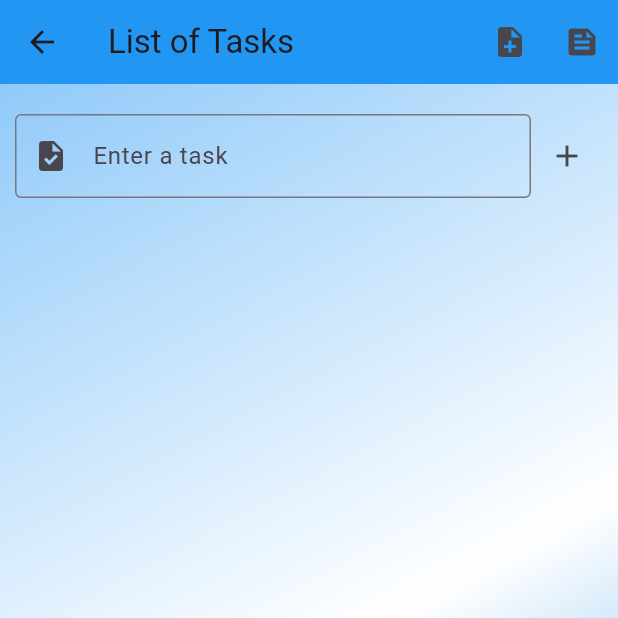
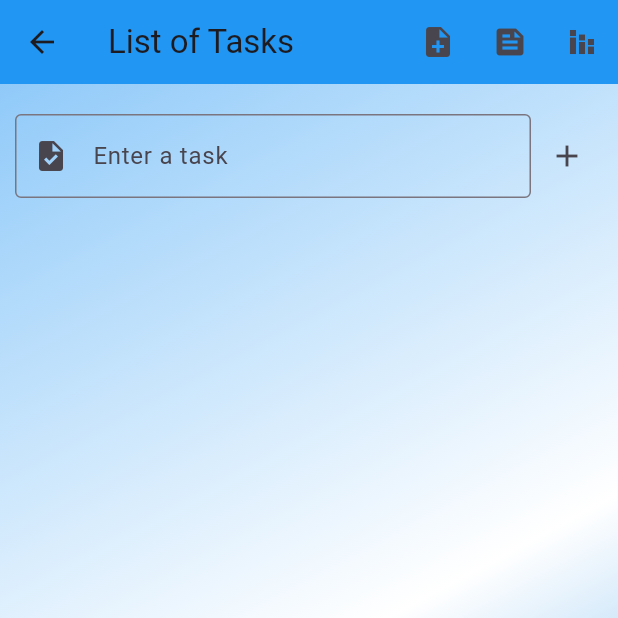
Before and after one commit to ShraddhaDeshmukh10/Training-peroid-app, a Flutter app: the screen it shows after launch, on a phone screen of 412 x 824 dp, the top half of it. Run offline on Flutter 3.47's test engine with Material 3 defaults, Android fonts, the phone set to English and light mode, and no system bars; our stand-ins replace fluttertoast.

Commit message:
Added different folder in view to avoid confusion

```diff
--- a/lib/Resources/route.dart
+++ b/lib/Resources/route.dart
@@ -3,7 +3,7 @@ class Routes {
 
   static const String addnote = '/addnote';
 
-  static const String parameterizedroute = '/Parametrized';
+  static const String stackflexible = '/Parametrized';
 
   static const String userform = '/userform';
 }
--- a/lib/View/home_one.dart
+++ b/lib/View/Demo/home_one.dart
@@ -40,11 +40,11 @@ class _Home_OneState extends State<Home_One> {
               onPressed: () {
                 // Navigator.pushNamedAndRemoveUntil(
                 //     context,
-                //     Routes.parameterizedroute,
+                //     Routes.stackflexible,
                 //     arguments:
                 //         "Hello , I am Shraddha. Passed this through Argument",
                 //     (route) => false);
-                Navigator.pushNamed(context, Routes.parameterizedroute);
+                Navigator.pushNamed(context, Routes.stackflexible);
               },
               child: const Text("Parameterized Route"),
             ),
--- a/lib/View/home_two.dart
+++ b/lib/View/Demo/home_two.dart
@@ -1,6 +1,6 @@
 import 'package:flutter/material.dart';
 import 'package:trail_demo/Resources/route.dart';
-import 'package:trail_demo/View/home_three.dart';
+import 'package:trail_demo/View/Demo/home_three.dart';
 
 class Home_Two extends StatelessWidget {
   const Home_Two({super.key});
--- a/lib/View/ToDO_App/home_screen.dart
+++ b/lib/View/ToDO_App/home_screen.dart
@@ -29,7 +29,12 @@ class _HomeScreenState extends State<HomeScreen> {
               onPressed: () {
                 Navigator.pushNamed(context, Routes.userform);
               },
-              icon: Icon(Icons.feed))
+              icon: Icon(Icons.feed)),
+          IconButton(
+              onPressed: () {
+                Navigator.pushNamed(context, Routes.stackflexible);
+              },
+              icon: Icon(Icons.stacked_bar_chart))
         ],
       ),
       body: Container(
--- a/lib/main.dart
+++ b/lib/main.dart
@@ -2,10 +2,11 @@ import 'package:flutter/material.dart';
 import 'package:trail_demo/Resources/route.dart';
 import 'package:trail_demo/View/ToDO_App/add_note.dart';
 import 'package:trail_demo/View/ToDO_App/home_screen.dart';
+import 'package:trail_demo/View/ToDO_App/stack.dart';
 import 'package:trail_demo/View/ToDO_App/user_details.dart';
-import 'package:trail_demo/View/home_one.dart';
-import 'package:trail_demo/View/home_two.dart';
-import 'View/Parameterized_Route.dart';
+import 'package:trail_demo/View/Demo/home_one.dart';
+import 'package:trail_demo/View/Demo/home_two.dart';
+import 'View/Demo/Parameterized_Route.dart';
 
 void main() {
   runApp(const MyApp());
@@ -28,12 +29,12 @@ class MyApp extends StatelessWidget {
       routes: {
         Routes.homescreen: (context) => const HomeScreen(),
         Routes.addnote: (context) => const AddNote(),
-        Routes.parameterizedroute: (context) => const Parameterized_Route(),
+        Routes.stackflexible: (context) => const Stack_flexible(),
         Routes.userform: (context) => const User_Details_Feedbackform(),
       },
       onGenerateRoute: (settings) {
         switch (settings.name) {
-          case Routes.parameterizedroute:
+          case Routes.stackflexible:
             {
               final args = settings.arguments as String;
               return MaterialPageRoute(
```
Also changed, not shown: lib/View/ToDO_App/stack.dart (added, +32 -0 lines), lib/View/Demo/Parameterized_Route.dart (renamed from lib/View/Parameterized_Route.dart), lib/View/Demo/change text.dart (renamed from lib/change text.dart), lib/View/Demo/home_three.dart (renamed from lib/View/home_three.dart).
